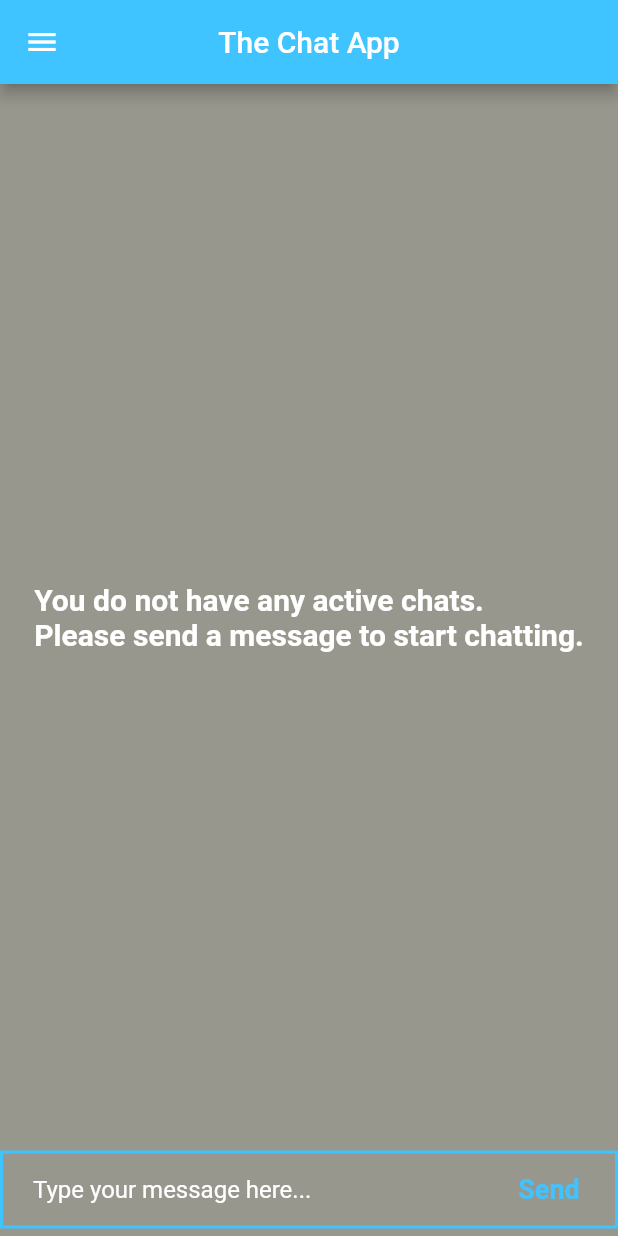
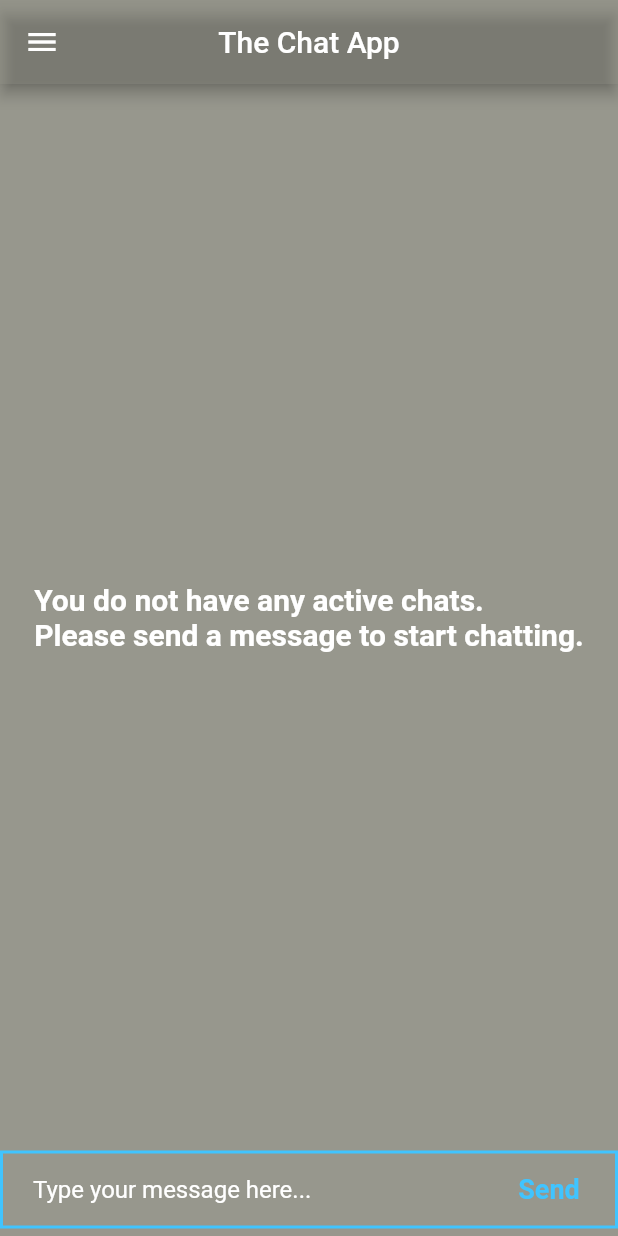
Before and after one commit to aunshpatel/the_chat_app, a Flutter app: the ChatScreen screen opened by its route, on a phone screen of 412 x 824 dp. Run offline on Flutter 3.47's test engine with Material 2 defaults, Android fonts, the phone set to English and light mode, and no system bars; our stand-ins replace cloud_firestore, firebase_auth, firebase_core, modal_progress_hud, shared_preferences; accounts and stored records are empty.

Commit message:
Updated background color of title

```diff
--- a/lib/chat_screen.dart
+++ b/lib/chat_screen.dart
@@ -24,7 +24,6 @@ class _ChatScreenState extends State<ChatScreen> {
   void initState() {
     super.initState();
     getCurrentUser();
-    //messagesStream();
   }
 
   void getCurrentUser() async{
@@ -33,14 +32,6 @@ class _ChatScreenState extends State<ChatScreen> {
       loggedInUser = user;
     }
   }
-
-  // void messagesStream() async{
-  //    await for(var snapshot in _firestore.collection('messages').snapshots()){
-  //      for (var message in snapshot.docs){
-  //        //print('first value:${message.data().values.first}, last value: ${message.data().values.last}');
-  //      }
-  //    }
-  // }
 
   @override
   Widget build(BuildContext context) {
@@ -53,14 +44,13 @@ class _ChatScreenState extends State<ChatScreen> {
               padding: EdgeInsets.all(10.0),
               child: ListView(
                 children: [
-
                   Container(
                     decoration: BoxDecoration(
                     border: Border(
                         bottom: BorderSide(
                             color: Colors.white
                         )
-                    )
+                      )
                     ),
                     child: ListTile(
                       title: const Text(
@@ -118,7 +108,8 @@ class _ChatScreenState extends State<ChatScreen> {
           ],
           centerTitle: true,
           title: Text('The Chat App'),
-          backgroundColor: kLightBlueAccent,
+          backgroundColor: Color(0XFF97978D).withOpacity(0.3),
+          //backgroundColor: kLightBlueAccent,
         ),
         body: Padding(
           padding: const EdgeInsets.fromLTRB(0.0, 0.0, 0.0, 5.0),
```
